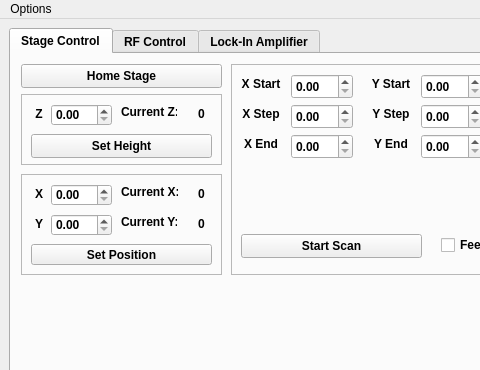
Qt form scanning_magnetometer.ui (WarwickEPR/ScanningMagnetometry) before a commit; both pictures show x 0 to 480 and y 0 to 370 of the 856 by 483 pixel window.
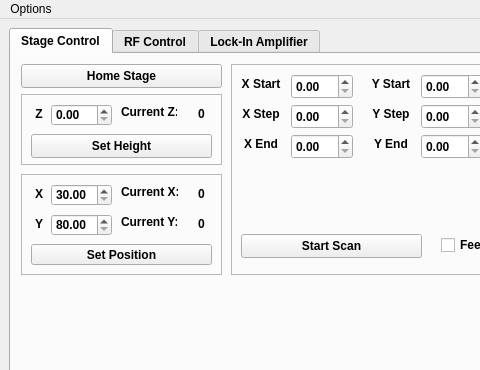
The same form after that commit. The open tabs and pages were chosen to show the change.

Commit message: Limited stage movement to avoid stage crash

```diff
--- a/scanning_magnetometer.ui
+++ b/scanning_magnetometer.ui
@@ -132,8 +132,11 @@
            <height>22</height>
           </rect>
          </property>
+         <property name="minimum">
+          <double>80.000000000000000</double>
+         </property>
          <property name="maximum">
-          <double>250.000000000000000</double>
+          <double>200.000000000000000</double>
          </property>
         </widget>
         <widget class="QLabel" name="label_12">
@@ -158,8 +161,11 @@
            <height>22</height>
           </rect>
          </property>
+         <property name="minimum">
+          <double>30.000000000000000</double>
+         </property>
          <property name="maximum">
-          <double>250.000000000000000</double>
+          <double>200.000000000000000</double>
          </property>
         </widget>
         <widget class="QLabel" name="label">
```
Left out of the diff: 4 changed lines with no effect on the pictures.
